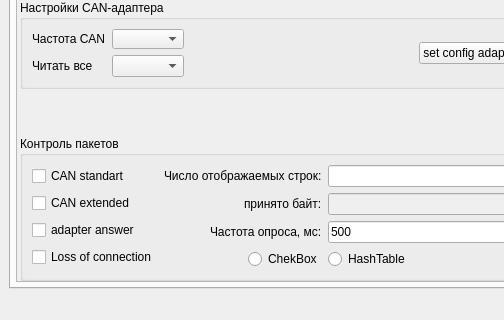
totktobroditvokrug/FC-connect, file fc_connect.ui: the form before one commit; both pictures show x 0 to 504 and y 607 to 927 of the 1105 by 927 pixel window.
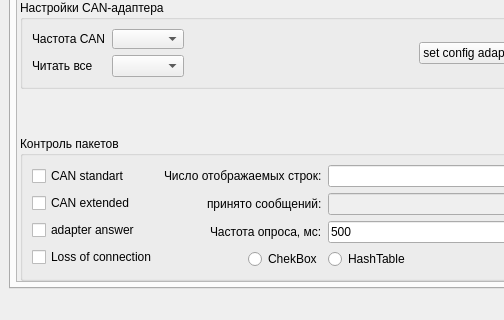
The form after the commit. Custom widgets are drawn as their Qt base class.

Commit message: feat: разделяем драйверы и UI. Читаем EL205 без ожидания

```diff
--- a/fc_connect.ui
+++ b/fc_connect.ui
@@ -573,7 +573,7 @@
                      <item row="1" column="0">
                       <widget class="QLabel" name="label_3">
                        <property name="text">
-                        <string>принято байт:</string>
+                        <string>принято сообщений:</string>
                        </property>
                       </widget>
                      </item>
```
The commit also changes 6 other files.
